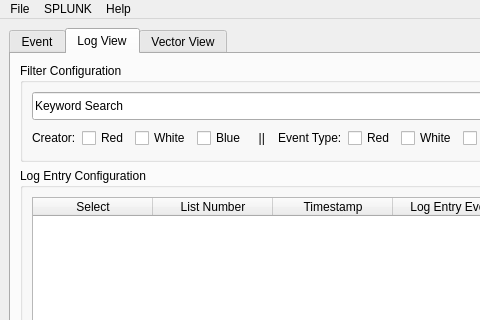
Before: the Qt Designer form src/UI/mainwindow.ui in CS4311-spring-2020/pick-tool-team03-we-showed-up, drawn with Qt 5; both pictures show x 0 to 480 and y 0 to 320 of the 1280 by 655 pixel window.
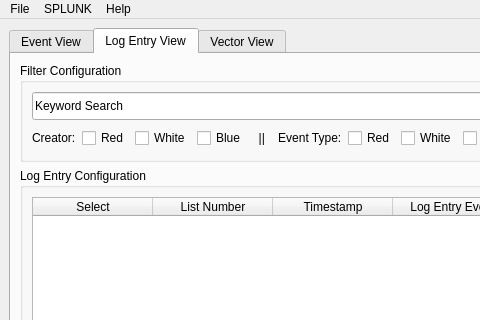
After: the same form once the commit is applied. The open tabs and pages were chosen to show the change.

Commit message: Added export graph to png functionality, minor changes into the UI

```diff
--- a/src/UI/mainwindow.ui
+++ b/src/UI/mainwindow.ui
@@ -46,7 +46,7 @@
       </property>
       <widget class="QWidget" name="tab">
        <attribute name="title">
-        <string>Event</string>
+        <string>Event View</string>
        </attribute>
        <layout class="QGridLayout" name="gridLayout">
         <item row="0" column="0">
@@ -519,7 +519,7 @@
       </widget>
       <widget class="QWidget" name="log_entry_tab">
        <attribute name="title">
-        <string>Log View</string>
+        <string>Log Entry View</string>
        </attribute>
        <layout class="QHBoxLayout" name="horizontalLayout_7">
         <item>
```
Left out of the diff: 4 changed lines with no effect on the pictures. The commit also changes 6 other files.
